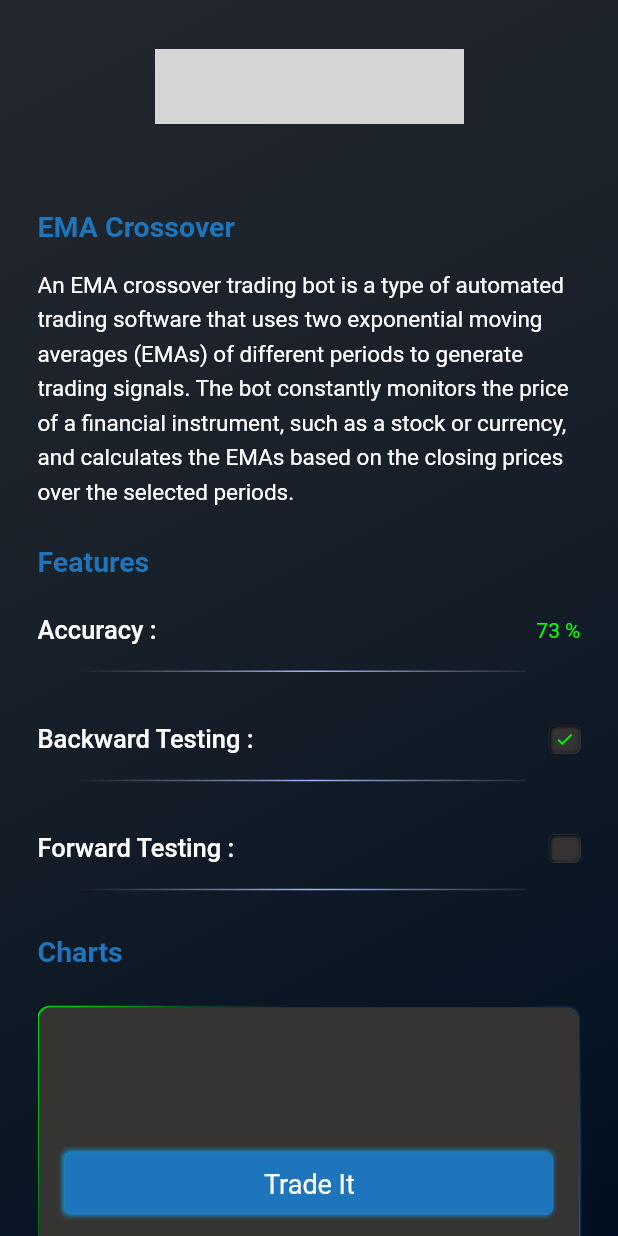
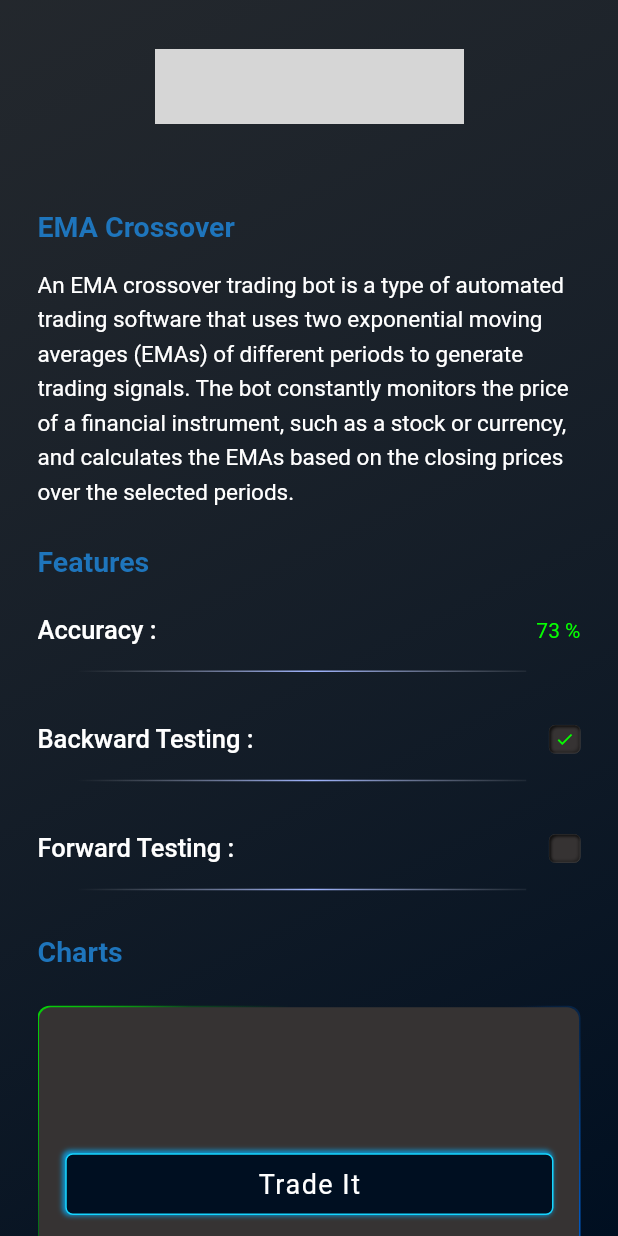
Before and after one commit to Hammad335/auto_fx_flutter, a Flutter app: the BottomNavScreen screen opened by its route, after a tap on "EMA Crossover", on a phone screen of 412 x 824 dp. Run offline on Flutter 3.47's test engine with Material 2 defaults, Android fonts, the light colour scheme and no system bars; drawn by our look-alikes of flutter_neumorphic; our stand-ins replace firebase_auth, firebase_core, get, google_sign_in; accounts and stored records are empty; grey boxes are pictures that could not be loaded.

Commit message:
button-style changed

```diff
--- a/lib/core/theme/colors.dart
+++ b/lib/core/theme/colors.dart
@@ -5,9 +5,6 @@ const Color secondaryColor = Colors.white;
 
 const Color green = Color(0xff05FF00);
 const Color blue = Color(0xff0075FF);
-
-const Color backgroundColor = Color(0xff2B2B2B);
-// const Color backgroundColor = secondBackgroundColor;
 
 const Color errorColor = Colors.red;
 const Color buttonShadowColor = Color(0xff1193CD);
@@ -17,15 +14,17 @@ Color firstBackgroundColor = const Color(0xff323232).withOpacity(0.7);
 const Color secondBackgroundColor = Color(0xff000F21);
 const Color navBarBackgroundColorFirst = Color(0xff0B1724);
 const Color navBarBackgroundColorSecond = Color(0xff031122);
-
 const Color snackBarBackgroundColor = Colors.white30;
 
 // borders
 Color botCheckBoxBorderColor = Colors.white10.withAlpha(60);
+const Color customButtonBorderColor = Color(0xff15D5FF);
 
 // fill-colors
 const Color containerFillColor = Color(0xff363333);
 const Color textFieldFillColor = Color(0xff313131);
+const Color lessonWidgetFillColor = Color(0xff2B2B2B);
+const Color buttonFillColor = secondBackgroundColor;
 
 // navigation-icons
 const Color navBarIconColorSelected = Color(0xff097AEE);
--- a/lib/core/theme/text_styles.dart
+++ b/lib/core/theme/text_styles.dart
@@ -41,4 +41,11 @@ class TextStyles {
     fontSize: 17,
     fontWeight: FontWeight.w500,
   );
+
+  static const TextStyle buttonLabelTextStyle = TextStyle(
+    color: secondaryColor,
+    fontSize: 18,
+    letterSpacing: 1,
+    fontWeight: FontWeight.w400,
+  );
 }
--- a/lib/core/widgets/custom_button.dart
+++ b/lib/core/widgets/custom_button.dart
@@ -1,6 +1,7 @@
 import 'package:flutter/material.dart';
 import '../styles/styles.dart';
 import '../theme/colors.dart';
+import '../theme/text_styles.dart';
 
 class CustomButton extends StatelessWidget {
   final double width;
@@ -43,16 +44,15 @@ class CustomButton extends StatelessWidget {
               height: height,
               alignment: Alignment.center,
               decoration: BoxDecoration(
-                color: primaryColor,
+                color: buttonFillColor,
                 borderRadius: BorderRadius.circular(5),
+                border: Border.all(
+                  color: customButtonBorderColor,
+                ),
               ),
               child: Text(
                 label,
-                style: const TextStyle(
-                  color: secondaryColor,
-                  fontSize: 18,
-                  fontWeight: FontWeight.w400,
-                ),
+                style: TextStyles.buttonLabelTextStyle,
               ),
             ),
           ),
--- a/lib/core/widgets/custom_tab_view.dart
+++ b/lib/core/widgets/custom_tab_view.dart
@@ -70,35 +70,45 @@ class CustomTabView extends StatelessWidget {
       },
       child: Obx(
         () => Stack(
-          alignment: Alignment.bottomRight,
+          alignment: Alignment.topLeft,
           children: [
             if (null != credentialsController)
               if (credentialsController.getSelectedTab == authMode!)
                 ButtonShadow.background(
-                  width,
-                  height,
-                  10,
+                  width - 3,
+                  height - 2,
+                  5,
                 ),
             if (null != homeController)
               if (homeController.getSelectedTab == botTab!)
                 ButtonShadow.background(
-                  width,
-                  height,
-                  10,
+                  width - 3,
+                  height - 2,
+                  5,
                 ),
             Container(
               width: width,
               height: height,
               alignment: Alignment.center,
+              margin: const EdgeInsets.only(top: 1),
               decoration: BoxDecoration(
                 color: credentialsController != null
                     ? credentialsController.getSelectedTab == authMode
-                        ? primaryColor
+                        ? buttonFillColor
                         : Colors.transparent
                     : homeController!.getSelectedTab == botTab
-                        ? primaryColor
+                        ? buttonFillColor
                         : Colors.transparent,
-                borderRadius: BorderRadius.circular(10),
+                borderRadius: BorderRadius.circular(5),
+                border: Border.all(
+                  color: credentialsController != null
+                      ? credentialsController.getSelectedTab == authMode
+                          ? customButtonBorderColor
+                          : Colors.transparent
+                      : homeController!.getSelectedTab == botTab
+                          ? customButtonBorderColor
+                          : Colors.transparent,
+                ),
               ),
               child: Text(
                 label,
--- a/lib/core/widgets/pages/lessons_page/lesson_widget.dart
+++ b/lib/core/widgets/pages/lessons_page/lesson_widget.dart
@@ -21,7 +21,7 @@ class LessonWidget extends StatelessWidget {
       margin: const EdgeInsets.only(bottom: 20),
       padding: const EdgeInsets.all(0),
       style: CustomNeumorphic.style(
-        fillColor: backgroundColor,
+        fillColor: lessonWidgetFillColor,
         intensity: 0.80,
         depth: -3,
         borderRadius: 6,
@@ -36,7 +36,7 @@ class LessonWidget extends StatelessWidget {
             child: Container(
               padding: const EdgeInsets.symmetric(horizontal: 18, vertical: 10),
               decoration: BoxDecoration(
-                color: backgroundColor,
+                color: lessonWidgetFillColor,
                 borderRadius: BorderRadius.circular(6),
               ),
               child: Column(
--- a/lib/features/credentials_screen/view/credentials_screen.dart
+++ b/lib/features/credentials_screen/view/credentials_screen.dart
@@ -67,6 +67,13 @@ class CredentialsScreen extends StatelessWidget {
                             onPressed: () => _controller.authenticate(),
                           );
                         }),
+                        Row(
+                          mainAxisAlignment: MainAxisAlignment.center,
+                          children: [
+                            CustomPaintDivider(
+                              width: _controller.size.width / 3,
+                              dividerColor: dividerColorLight,
+                            ),
                             Container(
                               margin: const EdgeInsets.symmetric(vertical: 30),
                               child: const Text(
@@ -77,8 +84,13 @@ class CredentialsScreen extends StatelessWidget {
                                 ),
                               ),
                             ),
+                            CustomPaintDivider(
+                              width: _controller.size.width / 3,
+                              dividerColor: dividerColorLight,
+                            ),
+                          ],
+                        ),
                         SocialMediaIcons(),
-                        // const SizedBox(height: 100),
                       ],
                     ),
                   ),
```
Lines whose indentation alone changed are shown as unchanged.
